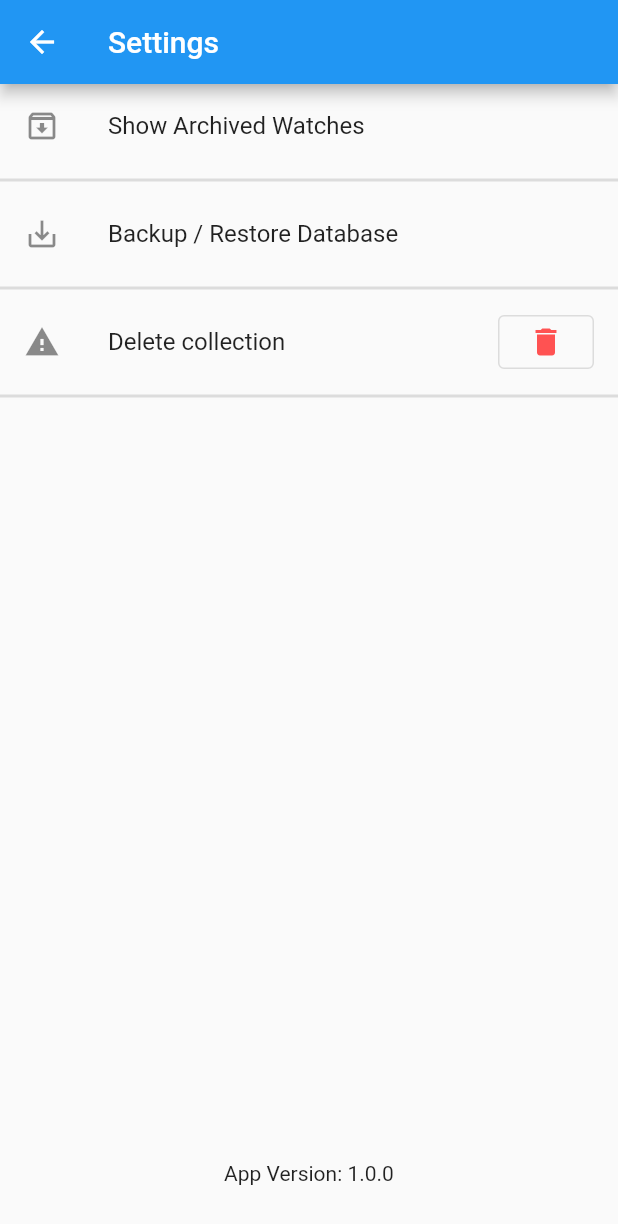
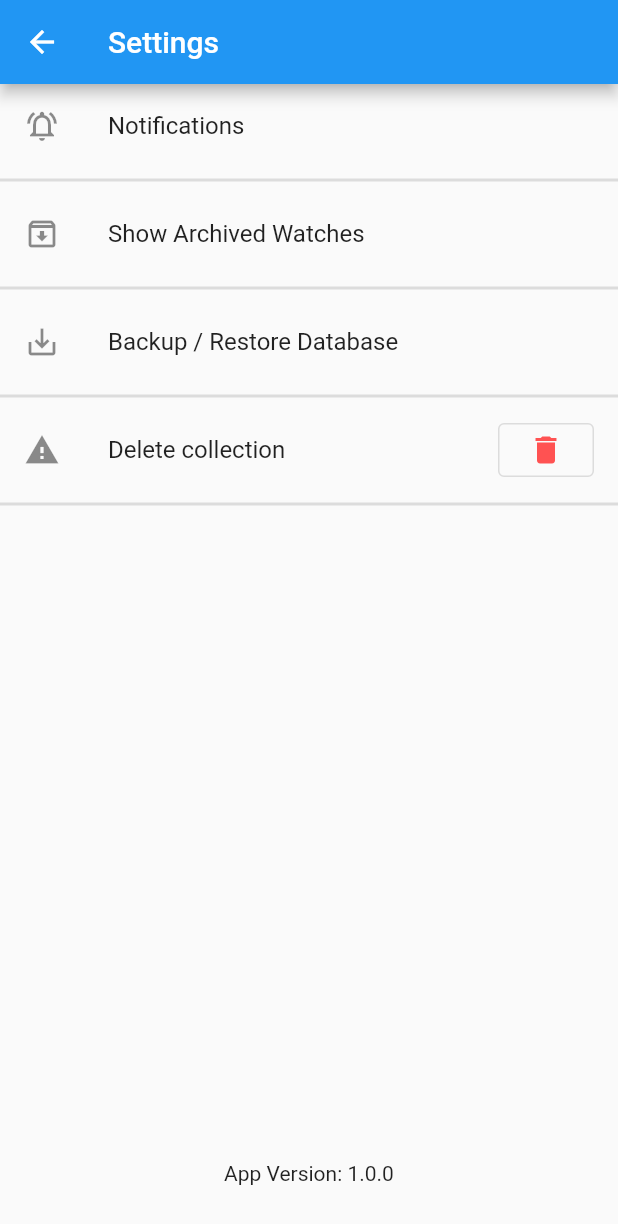
Before and after one commit to Stif-UK/WristCheck, a Flutter app: the SettingsPage screen opened directly, on a phone screen of 412 x 824 dp. Shown: the top 1224 px of the screen. Run offline on Flutter 3.47's test engine with Material 2 defaults, Android fonts, the phone set to English and light mode, and no system bars; our stand-ins replace file_picker, flutter_markdown, get, hive, hive_flutter, image_cropper and 5 more; accounts and stored records are empty.

Commit message:
setup notification settings page

```diff
--- a/lib/ui/SettingsPage.dart
+++ b/lib/ui/SettingsPage.dart
@@ -7,6 +7,7 @@ import 'package:wristcheck/ui/archived.dart';
 import 'package:wristcheck/copy/snackbars.dart';
 import 'package:package_info_plus/package_info_plus.dart';
 import 'package:wristcheck/ui/backup/backup_restore.dart';
+import 'package:wristcheck/ui/notifications.dart';
 
 
 
@@ -49,6 +50,14 @@ class _SettingsPageState extends State<SettingsPage> {
           Expanded(
             child: ListView(
               children: [
+                ListTile(
+                    title: const Text("Notifications"),
+                    leading: const Icon(Icons.notifications_active_outlined),
+                    onTap: (){
+                      Get.to(()=> Notifications());
+                    }
+                ),
+                const Divider(thickness: 2,),
                 ListTile(
                   title: const Text("Show Archived Watches"),
                     leading: const Icon(Icons.archive_outlined),
--- /dev/null
+++ b/lib/ui/notifications.dart
@@ -0,0 +1,19 @@
+import 'package:flutter/material.dart';
+
+class Notifications extends StatefulWidget {
+  const Notifications({Key? key}) : super(key: key);
+
+  @override
+  State<Notifications> createState() => _NotificationsState();
+}
+
+class _NotificationsState extends State<Notifications> {
+  @override
+  Widget build(BuildContext context) {
+    return Scaffold(
+      appBar: AppBar(
+        title: const Text("Notification Settings"),
+      ),
+    );
+  }
+}
```
